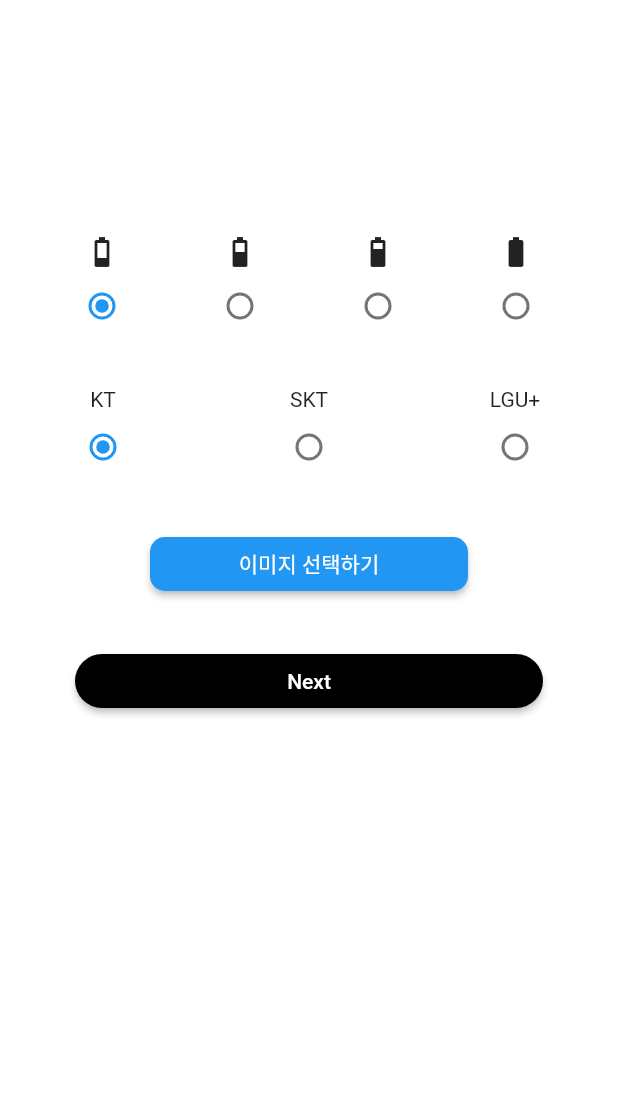
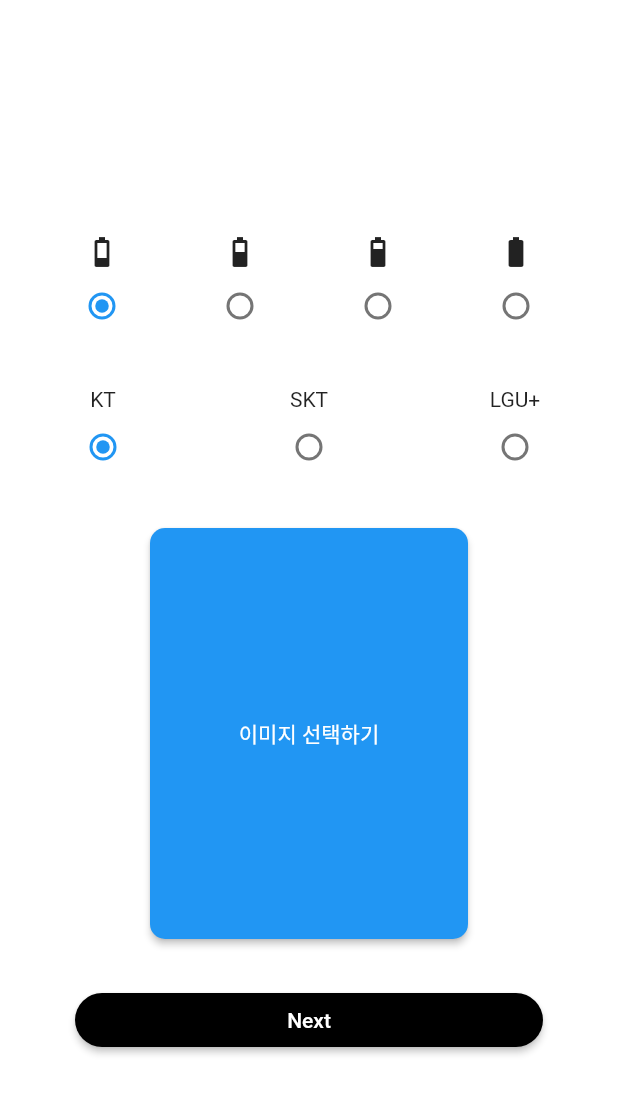
Before and after one commit to Yoochanhong/emptyPhoneProject, a Flutter app: the screen it shows after launch, after a tap on "이미지 선택하기", on a phone screen of 412 x 824 dp. Shown: the top 1094 px of the screen. Run offline on Flutter 3.47's test engine with Material 2 defaults, Android fonts, the phone set to English and light mode, and no system bars; our stand-ins replace image_picker, timer_builder.

Commit message:
개학 시즌에 맞춰 다시 살려보도록 하자

```diff
--- a/lib/screen/main_screen.dart
+++ b/lib/screen/main_screen.dart
@@ -3,6 +3,7 @@ import 'dart:io';
 import 'package:empty_phone_project/model/radio_state_info.dart';
 import 'package:flutter/material.dart';
 import 'package:flutter/services.dart';
+import 'package:image_picker/image_picker.dart';
 import 'package:intl/intl.dart';
 import 'package:timer_builder/timer_builder.dart';
 
@@ -10,7 +11,7 @@ class MainScreen extends StatelessWidget {
   MainScreen({Key? key, required this.radioStateInfo, this.imageFile})
       : super(key: key);
   final RadioStateInfo radioStateInfo;
-  File? imageFile;
+  XFile? imageFile;
 
   String getSystemTime() {
     DateFormat dateFormat = DateFormat("h:mm");
--- a/lib/screen/start_setting.dart
+++ b/lib/screen/start_setting.dart
@@ -1,6 +1,7 @@
 import 'dart:io';
 import 'package:empty_phone_project/model/radio_state_info.dart';
 import 'package:empty_phone_project/screen/main_screen.dart';
+import 'package:flutter/foundation.dart';
 import 'package:flutter/material.dart';
 import 'package:image_picker/image_picker.dart';
 
@@ -13,8 +14,7 @@ class StartSettingScreen extends StatefulWidget {
 
 class _StartSettingScreenState extends State<StartSettingScreen> {
   RadioStateInfo radioStateInfo = RadioStateInfo(battery: '2', company: 'KT');
-  File? image;
-  final picker = ImagePicker();
+  XFile? _pickedFile;
 
   @override
   Widget build(BuildContext context) {
@@ -96,6 +96,7 @@ class _StartSettingScreenState extends State<StartSettingScreen> {
           const SizedBox(height: 30),
           SizedBox(
             width: MediaQuery.of(context).size.width - 200,
+            height: MediaQuery.of(context).size.height - 550,
             child: ElevatedButton(
               style: ElevatedButton.styleFrom(
                 backgroundColor: Colors.blue,
@@ -104,9 +105,19 @@ class _StartSettingScreenState extends State<StartSettingScreen> {
                 ),
               ),
               onPressed: () {
-                getGalleryImage(ImageSource.gallery);
+                _getGalleryImage();
               },
-              child: const Text('이미지 선택하기'),
+              child: _pickedFile == null
+                  ? const Text('이미지 선택하기')
+                  : Container(
+                      width: MediaQuery.of(context).size.width - 200,
+                      height: MediaQuery.of(context).size.height - 550,
+                      decoration: BoxDecoration(
+                        image: DecorationImage(
+                            image: FileImage(File(_pickedFile!.path)),
+                            fit: BoxFit.cover),
+                      ),
+                    ),
             ),
           ),
           const SizedBox(height: 30),
@@ -125,7 +136,7 @@ class _StartSettingScreenState extends State<StartSettingScreen> {
                   MaterialPageRoute(
                     builder: (context) => MainScreen(
                       radioStateInfo: radioStateInfo,
-                      imageFile: image,
+                      imageFile: _pickedFile,
                     ),
                   ),
                 );
@@ -138,11 +149,18 @@ class _StartSettingScreenState extends State<StartSettingScreen> {
     );
   }
 
-  Future getGalleryImage(ImageSource imageSource) async {
-    final pickedFile = await picker.getImage(source: imageSource);
-    setState(() {
-      image = File(pickedFile!.path);
-    });
+  _getGalleryImage() async {
+    final pickedFile =
+        await ImagePicker().pickImage(source: ImageSource.gallery);
+    if (pickedFile != null) {
+      setState(() {
+        _pickedFile = _pickedFile;
+      });
+    } else {
+      if (kDebugMode) {
+        print('이미지 선택안함');
+      }
+    }
   }
 
   Widget companyRadioButton(String text) {
```
